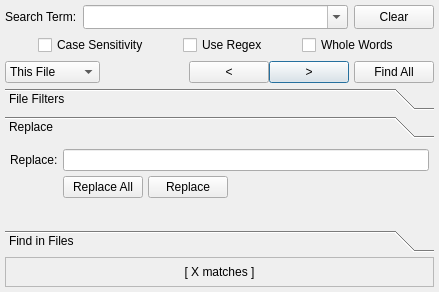
First picture: the form in src/search/searchdialog.ui, repository GAMS-dev/studio, before the edit.
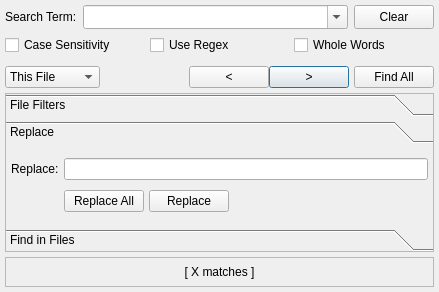
Second picture: the form after the edit. The open tabs and pages were chosen to show the change.

Commit message:
added border around toolbox
fixed layout inconsistencies

```diff
--- a/src/search/searchdialog.ui
+++ b/src/search/searchdialog.ui
@@ -56,14 +56,23 @@
       </sizepolicy>
      </property>
      <property name="frameShape">
-      <enum>QFrame::NoFrame</enum>
+      <enum>QFrame::StyledPanel</enum>
      </property>
      <property name="frameShadow">
-      <enum>QFrame::Sunken</enum>
+      <enum>QFrame::Plain</enum>
+     </property>
+     <property name="lineWidth">
+      <number>1</number>
+     </property>
+     <property name="midLineWidth">
+      <number>0</number>
      </property>
      <property name="currentIndex">
       <number>0</number>
      </property>
+     <property name="tabSpacing">
+      <number>5</number>
+     </property>
      <widget class="QWidget" name="page_filters">
       <property name="geometry">
        <rect>
@@ -240,12 +249,12 @@
        <rect>
         <x>0</x>
         <y>0</y>
-        <width>429</width>
-        <height>63</height>
+        <width>427</width>
+        <height>73</height>
        </rect>
       </property>
       <property name="sizePolicy">
-       <sizepolicy hsizetype="Preferred" vsizetype="Maximum">
+       <sizepolicy hsizetype="Preferred" vsizetype="Preferred">
         <horstretch>0</horstretch>
         <verstretch>0</verstretch>
        </sizepolicy>
@@ -253,7 +262,7 @@
       <attribute name="label">
        <string>Replace</string>
       </attribute>
-      <layout class="QGridLayout" name="gridLayout_2" columnstretch="0,0,0,0,0,0">
+      <layout class="QGridLayout" name="gridLayout_2" columnstretch="0,0,0,0">
        <property name="leftMargin">
         <number>5</number>
        </property>
@@ -322,7 +331,7 @@
        <item row="0" column="0">
         <widget class="QLabel" name="label_2">
          <property name="sizePolicy">
-          <sizepolicy hsizetype="Preferred" vsizetype="MinimumExpanding">
+          <sizepolicy hsizetype="Preferred" vsizetype="Maximum">
            <horstretch>0</horstretch>
            <verstretch>0</verstretch>
           </sizepolicy>
@@ -526,21 +535,24 @@
       </layout>
      </item>
      <item>
-      <layout class="QHBoxLayout" name="horizontalLayout_2">
+      <layout class="QHBoxLayout" name="horizontalLayout_2" stretch="0,0,0">
+       <property name="spacing">
+        <number>5</number>
+       </property>
        <property name="sizeConstraint">
-        <enum>QLayout::SetMinimumSize</enum>
+        <enum>QLayout::SetMaximumSize</enum>
        </property>
        <property name="leftMargin">
-        <number>5</number>
+        <number>0</number>
        </property>
        <property name="topMargin">
         <number>0</number>
        </property>
        <property name="rightMargin">
-        <number>5</number>
+        <number>0</number>
        </property>
        <property name="bottomMargin">
-        <number>0</number>
+        <number>5</number>
        </property>
        <item>
         <widget class="QCheckBox" name="cb_caseSens">
@@ -548,7 +560,7 @@
           <bool>true</bool>
          </property>
          <property name="sizePolicy">
-          <sizepolicy hsizetype="Fixed" vsizetype="Fixed">
+          <sizepolicy hsizetype="MinimumExpanding" vsizetype="Fixed">
            <horstretch>0</horstretch>
            <verstretch>0</verstretch>
           </sizepolicy>
@@ -570,7 +582,7 @@
           <bool>true</bool>
          </property>
          <property name="sizePolicy">
-          <sizepolicy hsizetype="Fixed" vsizetype="Fixed">
+          <sizepolicy hsizetype="MinimumExpanding" vsizetype="Fixed">
            <horstretch>0</horstretch>
            <verstretch>0</verstretch>
           </sizepolicy>
@@ -592,7 +604,7 @@
           <bool>true</bool>
          </property>
          <property name="sizePolicy">
-          <sizepolicy hsizetype="Fixed" vsizetype="Fixed">
+          <sizepolicy hsizetype="MinimumExpanding" vsizetype="Fixed">
            <horstretch>0</horstretch>
            <verstretch>0</verstretch>
           </sizepolicy>
```
Left out of the diff: 10 changed lines with no effect on the pictures.
